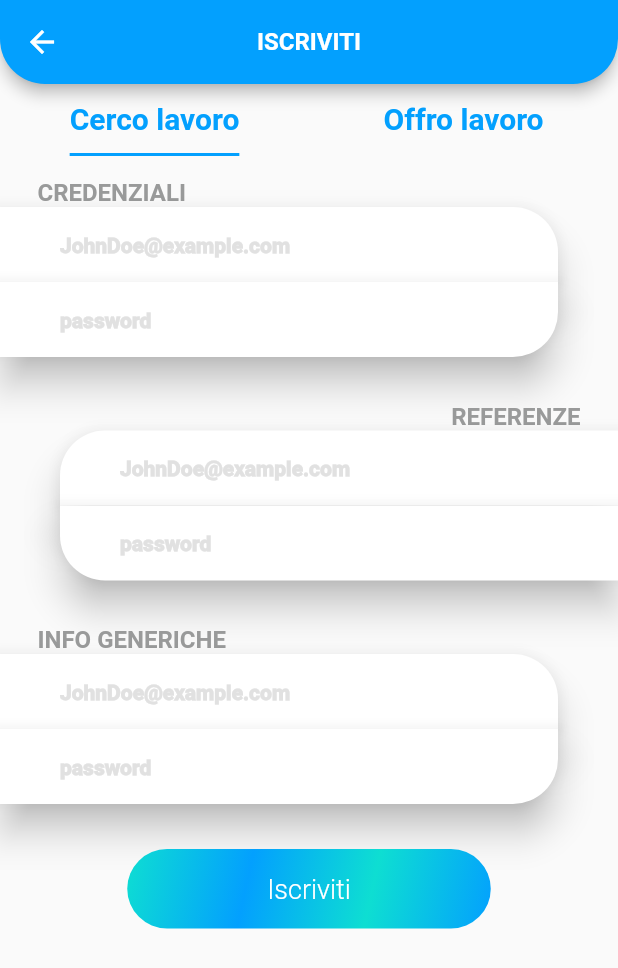
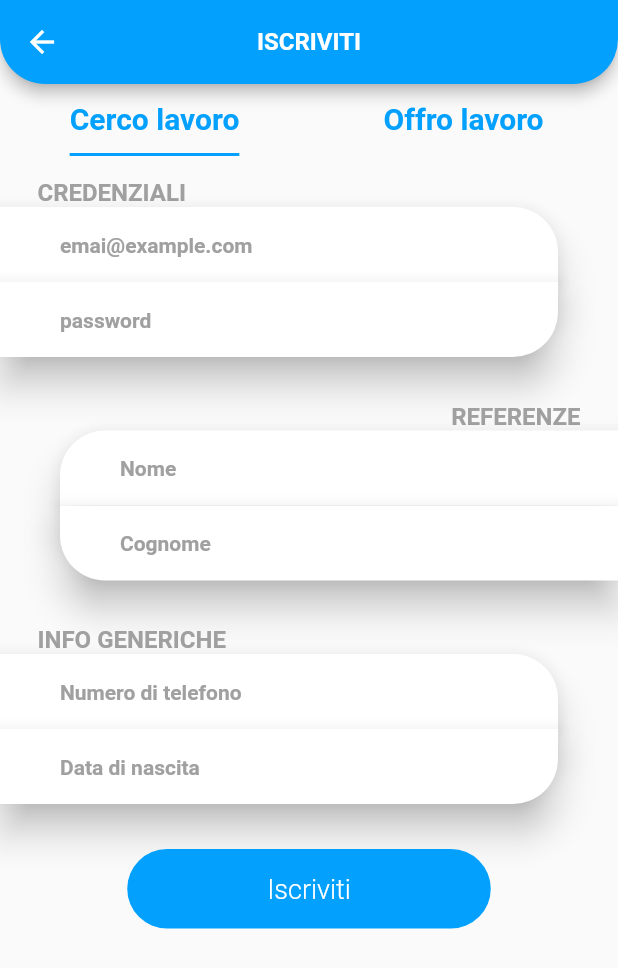
Before and after one commit to Stemicio9/winbest, a Flutter app: the Signup screen opened by its route, on a phone screen of 412 x 824 dp. Shown: the top 968 px of the screen. Run offline on Flutter 3.47's test engine with Material 2 defaults, Android fonts, the phone set to English and light mode, and no system bars; our stand-ins replace flushbar; missing offline and left inert: oauth2; generated files the repository leaves out were written again; Roboto replaces fonts that are missing (Montserrat); project files that could hold a hidden picture were left out.

Commit message:
Signup terminato

```diff
--- a/lib/lastrelease/costanti/coloriestili.dart
+++ b/lib/lastrelease/costanti/coloriestili.dart
@@ -1,6 +1,8 @@
 import 'package:flutter/material.dart';
 
 final baseurl = "http://87.27.62.247/";  //Cambiare l'url base, il server è diverso
+final VALORE_DI_CONTROLLO = "comunqueandra2020";
+final headers = {"Content-Type": "application/json"};
 
 final String DATORE = "DATORE";
 final String LAVORATORE = "LAVORATORE";
@@ -19,6 +21,10 @@ final String fontfamily = "Montserrat";
 
 final TextStyle testosemplice12 = TextStyle(color: Color(0xFFA0A0A0),
     fontSize: 12,
+    fontWeight: FontWeight.w700);
+
+final TextStyle testosemplice14 = TextStyle(color: Color(0xFFA0A0A0),
+    fontSize: 14,
     fontWeight: FontWeight.w700);
 
 final TextStyle testosemplice16 = TextStyle(color: Color(0xFFA0A0A0),
@@ -61,3 +67,15 @@ const List<Color> signInGradients = [
   Color(0xFF0EDED2),
   Color(0xFF03A0FE),
 ];
+
+const List<Color> buttongradiant = [
+  Color(0xFF03A0FE),
+  Color(0xFF03A0FE),
+];
+
+const List<Color> errorgradient = [
+  Colors.redAccent,
+  Colors.redAccent,
+  Colors.redAccent,
+  Color.fromRGBO(254, 167, 10, 1)
+];
--- a/lib/lastrelease/loginsignup/loginparts/inputwidgets.dart
+++ b/lib/lastrelease/loginsignup/loginparts/inputwidgets.dart
@@ -1,6 +1,7 @@
 
 import 'package:flutter/material.dart';
 import 'package:intl/intl.dart';
+import 'package:win/lastrelease/costanti/coloriestili.dart';
 
 class InputWidget extends StatelessWidget {
   final double topRight;
@@ -36,7 +37,7 @@ class InputWidget extends StatelessWidget {
                       decoration: InputDecoration(
                           border: InputBorder.none,
                           hintText: hinttext1,
-                          hintStyle: TextStyle(color: Color(0xFFE1E1E1), fontSize: 14, fontWeight: FontWeight.w900)),
+                          hintStyle: testosemplice14),
                     ),
                   ),
                 ),
@@ -61,7 +62,8 @@ class InputWidget extends StatelessWidget {
                       decoration: InputDecoration(
                           border: InputBorder.none,
                           hintText: hinttext2,
-                          hintStyle: TextStyle(color: Color(0xFFE1E1E1), fontSize: 14, fontWeight: FontWeight.w900)),
+                          hintStyle: testosemplice14,
+                      )
                     ),
                   ),
                 ),
@@ -103,7 +105,8 @@ class InputWidgetSingolo extends StatelessWidget {
             decoration: InputDecoration(
                 border: InputBorder.none,
                 hintText: hinttext,
-                hintStyle: TextStyle(color: Color(0xFFE1E1E1), fontSize: 14, fontWeight: FontWeight.w900)),
+                hintStyle: testosemplice14
+            ),
           ),
         ),
       ),
@@ -152,7 +155,8 @@ class InputWidgetRight extends StatelessWidget {
                       decoration: InputDecoration(
                           border: InputBorder.none,
                           hintText: hinttext1,
-                          hintStyle: TextStyle(color: Color(0xFFE1E1E1), fontSize: 14, fontWeight: FontWeight.w900)),
+                          hintStyle:testosemplice14
+                      ),
                     ),
                   ),
                 ),
@@ -178,7 +182,8 @@ class InputWidgetRight extends StatelessWidget {
                       decoration: InputDecoration(
                           border: InputBorder.none,
                           hintText: hinttext2,
-                          hintStyle: TextStyle(color: Color(0xFFE1E1E1), fontSize: 14, fontWeight: FontWeight.w900)),
+                          hintStyle: testosemplice14
+                      ),
                     ),
                   ),
                 ),
@@ -232,7 +237,8 @@ class InputWidgetLeft extends StatelessWidget {
                       decoration: InputDecoration(
                           border: InputBorder.none,
                           hintText: hinttext1,
-                          hintStyle: TextStyle(color: Color(0xFFE1E1E1), fontSize: 14, fontWeight: FontWeight.w900)),
+                          hintStyle: testosemplice14
+                      ),
                     ),
                   ),
                 ),
@@ -270,7 +276,8 @@ class InputWidgetLeft extends StatelessWidget {
                             decoration: InputDecoration(
                                 border: InputBorder.none,
                                 hintText: hinttext2,
-                                hintStyle: TextStyle(color: Color(0xFFE1E1E1), fontSize: 14, fontWeight: FontWeight.w900)),
+                                hintStyle: testosemplice14
+                            ),
                           ),
                         )
                     )
@@ -282,7 +289,8 @@ class InputWidgetLeft extends StatelessWidget {
                       decoration: InputDecoration(
                           border: InputBorder.none,
                           hintText: hinttext2,
-                          hintStyle: TextStyle(color: Color(0xFFE1E1E1), fontSize: 14, fontWeight: FontWeight.w900)),
+                          hintStyle: testosemplice14
+                      ),
                     ),
 
 
--- a/lib/lastrelease/loginsignup/signup.dart
+++ b/lib/lastrelease/loginsignup/signup.dart
@@ -60,9 +60,11 @@ class SignupState extends State<Signup> with SingleTickerProviderStateMixin{
                             controller: controller,
                             children: <Widget> [
                               Container(
+                                // LAVORATORE
                                 child: SezioneNuova(true),
                               ),
-                              SingleChildScrollView(
+                              Container(
+                                // DATORE
                                 child: SezioneNuova(false),
                               )
                             ]
--- a/lib/lastrelease/loginsignup/signupparts/sezioni.dart
+++ b/lib/lastrelease/loginsignup/signupparts/sezioni.dart
@@ -1,9 +1,12 @@
 
+import 'package:flushbar/flushbar.dart';
 import 'package:flutter/material.dart';
 import 'package:intl/intl.dart';
 import 'package:win/lastrelease/costanti/coloriestili.dart';
 import 'package:win/lastrelease/loginsignup/loginparts/inputwidgets.dart';
 import 'package:win/lastrelease/loginsignup/loginparts/pulsanterettangolarearrotondato.dart';
+import 'package:win/lastrelease/model/lavoratore.dart';
+import 'package:win/lastrelease/services/iscrizioni.dart';
 
 
 class SezioneNuova extends StatelessWidget{
@@ -22,8 +25,9 @@ class SezioneNuova extends StatelessWidget{
   @override
   Widget build(BuildContext context) {
     return
+     SingleChildScrollView(
 
-      Form(
+      child: Form(
           key: _formKey,
           autovalidate: false,
 
@@ -37,14 +41,14 @@ class SezioneNuova extends StatelessWidget{
                 child:
                 Padding(
                   padding: EdgeInsets.only(left: 25),
-                  child:Text("CREDENZIALI",style: TextStyle(fontSize: 16, color: Color(0xFF999A9A), fontWeight: FontWeight.w700),),
+                  child:Text("CREDENZIALI",style: testosemplice16,),
                 ),
               ),
               Stack(
                 alignment: Alignment.centerLeft,
                 children: <Widget>[
 
-                  InputWidgetLeft(30.0, 0.0, "JohnDoe@example.com" , "password",TextInputType.text, TextInputType.text,true,false,emailcontroller,passwordcontroller),
+                  InputWidgetLeft(30.0, 0.0, "emai@example.com" , "password",TextInputType.text, TextInputType.text,true,false,emailcontroller,passwordcontroller),
                 ],
               ),
               Align(
@@ -52,13 +56,13 @@ class SezioneNuova extends StatelessWidget{
                 child:
                 Padding(
                   padding: EdgeInsets.only(right: 25),
-                  child:Text("REFERENZE", style: TextStyle(fontSize: 16, color: Color(0xFF999A9A), fontWeight: FontWeight.w700),),
+                  child:Text("REFERENZE", style: testosemplice16,),
                 ),
               ),
               Stack(
                 alignment: Alignment.centerRight,
                 children: <Widget>[
-                  InputWidgetRight(30.0, 0.0, "JohnDoe@example.com" , "password",TextInputType.text,TextInputType.text,nomereferentecontroller,cognomereferentecontroller),
+                  InputWidgetRight(30.0, 0.0, "Nome" , "Cognome",TextInputType.text,TextInputType.text,nomereferentecontroller,cognomereferentecontroller),
                 ],
               ),
               Align(
@@ -66,22 +70,23 @@ class SezioneNuova extends StatelessWidget{
                 child:
                 Padding(
                   padding: EdgeInsets.only(left: 25),
-                  child:Text("INFO GENERICHE", style: TextStyle(fontSize: 16, color: Color(0xFF999A9A), fontWeight: FontWeight.w700),),
+                  child:Text("INFO GENERICHE", style: testosemplice16,),
                 ),
               ),
               Stack(
                 alignment: Alignment.centerLeft,
                 children: <Widget>[
-                  InputWidgetLeft(30.0, 0.0, "JohnDoe@example.com" , "password",TextInputType.phone, TextInputType.datetime,false,true,numerotelefonocontroller,datanascitacontroller),
+                  InputWidgetLeft(30.0, 0.0, "Numero di telefono" , "Data di nascita",TextInputType.phone, TextInputType.datetime,false,true,numerotelefonocontroller,datanascitacontroller),
                 ],
               ),
               GestureDetector(
                   onTap: (){_submitForm(context);},
-                  child: PulsanteRettangolareArrotondato("Iscriviti", signInGradients, false)
+                  child: PulsanteRettangolareArrotondato("Iscriviti", buttongradiant, false)
               )
             ],
           )
-      );
+      )
+     );
   }
 
 
@@ -94,6 +99,7 @@ class SezioneNuova extends StatelessWidget{
 
       if(cercooffro){
         // STO CERCANDO LAVORO, CREO UN LAVORATORE
+        print("MI REGISTRO COME LAVORATORE");
         registraticomelavoratore(context);
       }else{
         // STO OFFRENDO LAVORO, CREO UN DATORE
@@ -114,6 +120,36 @@ class SezioneNuova extends StatelessWidget{
 
   Future registraticomelavoratore(context) async {
 
+    DateTime data = dateFormat.parse(datanascitacontroller.text);
+
+    Lavoratore daiscrivere = new Lavoratore(email: emailcontroller.text,password:
+    passwordcontroller.text, nome: nomereferentecontroller.text,
+        cognome: cognomereferentecontroller.text, datanascita:data ,
+        numerotelefono: numerotelefonocontroller.text);
+
+    Lavoratore iscritto = await iscrviticomelavoratore(daiscrivere, mostraerrore(context));
+
+    if(iscritto == null){
+      // Qui andrebbe lanciato un errore, vediamo come
+    }else{
+      // Iscrizione andata a BUON FINE
+      print(iscritto.toJson());
+    }
+
+
+  }
+
+
+  mostraerrore(context){
+    Flushbar(
+      title: "Utente già iscritto",
+      message: "Esiste già un utente " + emailcontroller.text,
+      duration: Duration(seconds: 5),
+      backgroundGradient: LinearGradient(colors: errorgradient,),
+      backgroundColor: Colors.red,
+      mainButton: FlatButton(onPressed: (){}, child: Text("Recupera account",  style: stiletestoappbar),),
+      boxShadows: [BoxShadow(color: Colors.blue[800], offset: Offset(0.0, 2.0), blurRadius: 3.0,)],
+    )..show(context);
   }
 
 
--- /dev/null
+++ b/lib/lastrelease/model/lavoratore.dart
@@ -0,0 +1,41 @@
+
+
+
+
+
+import 'package:win/lastrelease/model/skill.dart';
+
+
+import 'package:json_annotation/json_annotation.dart';
+
+part 'lavoratore.g.dart';
+
+@JsonSerializable()
+class Lavoratore {
+
+  String email;
+  String password;
+  String nome;
+  String cognome;
+  String ruolo;
+  String numerotelefono;
+  String passwordinchiaro;
+  DateTime datanascita;
+  String immagineprofilo;
+  String descrizione;
+  String status;
+  String numeroditelefono;
+
+  List<Skill> listaskill = new List();
+
+
+  Lavoratore({this.email,this.password,this.nome,this.cognome,this.ruolo,this.datanascita,
+    this.immagineprofilo, this.listaskill,
+    this.numerotelefono, this.passwordinchiaro, this.status, this.descrizione});
+
+  factory Lavoratore.fromJson(Map<String, dynamic> json) => _$LavoratoreFromJson(json);
+
+  Map<String, dynamic> toJson() => _$LavoratoreToJson(this);
+
+
+}
--- /dev/null
+++ b/lib/lastrelease/model/skill.dart
@@ -0,0 +1,17 @@
+import 'package:json_annotation/json_annotation.dart';
+
+part 'skill.g.dart';
+
+@JsonSerializable()
+class Skill {
+
+  String nomeskill;
+  String urlimmagine;
+
+  Skill({this.nomeskill, this.urlimmagine});
+
+  factory Skill.fromJson(Map<String,dynamic> json) => _$SkillFromJson(json);
+
+  Map<String,dynamic> toJson() => _$SkillToJson(this);
+
+}
--- a/pubspec.yaml
+++ b/pubspec.yaml
@@ -28,6 +28,8 @@ dependencies:
 
 
   intl: ^0.15.0
+  flushbar: ^1.9.1
+#  fluttertoast: ^3.1.3
 #  kt_dart: ^0.5.0
 #  flutter_staggered_grid_view: ^0.3.0
 #  web_socket_channel: ^1.0.15
@@ -38,7 +40,7 @@ dependencies:
 #  image_picker: ^0.6.1+11
 #  font_awesome_flutter: 8.4.0
 #  youtube_player_flutter: ^6.0.3+2
-#  fluttertoast: ^3.1.3
+
 
 #  eventsource: ^0.2.2
 
```
Also changed, not shown: lib/lastrelease/authentication/auth.dart (added, +33 -0 lines), lib/lastrelease/services/iscrizioni.dart (added, +29 -0 lines), pubspec.lock.
